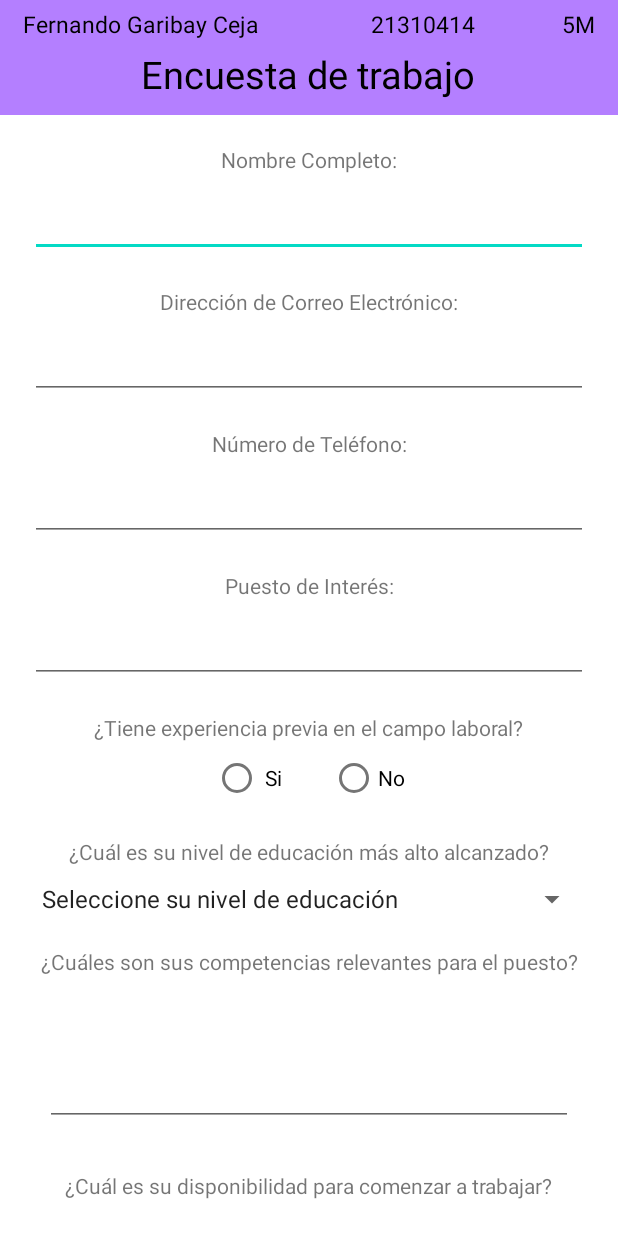
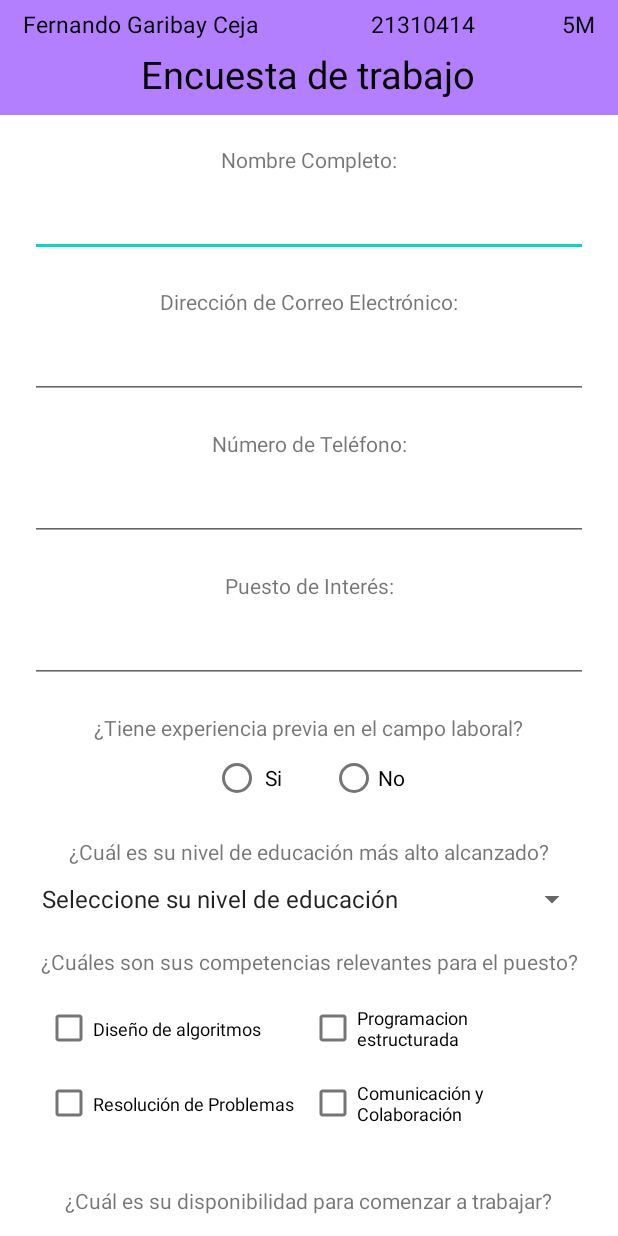
Before and after one commit to FernandoGaribay/ElementosVisuales, an Android app: the screen it shows after launch (MainActivity), on a phone screen of 412 x 824 dp. Run offline under Robolectric (Android 15) with nearby library versions, the phone set to English and light mode, and no system bars.

Commit message:
+ CheckBoxes

```diff
--- a/app/src/main/java/com/aristidevs/elementosvisualestarea/MainActivity.kt
+++ b/app/src/main/java/com/aristidevs/elementosvisualestarea/MainActivity.kt
@@ -8,6 +8,7 @@ import android.widget.AdapterView
 import android.widget.ArrayAdapter
 import android.widget.AutoCompleteTextView
 import android.widget.Button
+import android.widget.CheckBox
 import android.widget.EditText
 import android.widget.RadioButton
 import android.widget.Spinner
@@ -23,7 +24,10 @@ class MainActivity : AppCompatActivity() {
     private lateinit var puesto: AutoCompleteTextView
     private lateinit var radioSi: RadioButton
     private lateinit var radioNo: RadioButton
-    private lateinit var habilidades: EditText
+    private lateinit var algoritmos: CheckBox
+    private lateinit var estructurada: CheckBox
+    private lateinit var problemas: CheckBox
+    private lateinit var comunicacion: CheckBox
     private lateinit var disponibilidad: EditText
     private lateinit var notificaciones: ToggleButton
 
@@ -48,7 +52,10 @@ class MainActivity : AppCompatActivity() {
         puesto = findViewById(R.id.cpPuesto)
         radioSi = findViewById(R.id.radioOptionSi)
         radioNo = findViewById(R.id.radioOptionNo)
-        habilidades = findViewById(R.id.cpHabilidades)
+        algoritmos = findViewById(R.id.desAlgoritmos)
+        estructurada = findViewById(R.id.desEstructurada)
+        problemas = findViewById(R.id.desProblemas)
+        comunicacion = findViewById(R.id.desComunicacion)
         disponibilidad = findViewById(R.id.cpDisponibilidad)
         notificaciones = findViewById(R.id.toggleNotifi)
 
@@ -78,12 +85,17 @@ class MainActivity : AppCompatActivity() {
                     intent.putExtra("correo", correo.text.toString())
                     intent.putExtra("telefono", telefono.text.toString())
                     intent.putExtra("puesto", puesto.text.toString())
-                    intent.putExtra("habilidades", habilidades.text.toString())
                     intent.putExtra("disponibilidad", disponibilidad.text.toString())
                     intent.putExtra("radioSi", radioSi.isChecked)
                     intent.putExtra("radioNo", radioNo.isChecked)
                     intent.putExtra("notificaciones", notificaciones.isChecked)
-                    startActivity(intent)
+
+                    intent.putExtra("algoritmos", if (algoritmos.isChecked) algoritmos.text.toString() else "")
+                    intent.putExtra("estructurada", if (estructurada.isChecked) estructurada.text.toString() else "")
+                    intent.putExtra("problemas", if (problemas.isChecked) problemas.text.toString() else "")
+                    intent.putExtra("comunicacion", if (comunicacion.isChecked) comunicacion.text.toString() else "")
+
+                startActivity(intent)
             }
         }
     }
@@ -105,7 +117,6 @@ class MainActivity : AppCompatActivity() {
         spinnerEducacion.onItemSelectedListener = object : AdapterView.OnItemSelectedListener {
             override fun onItemSelected(parent: AdapterView<*>, view: View, position: Int, id: Long) {
                 val selectedItem = parent.getItemAtPosition(position).toString()
-
             }
 
             override fun onNothingSelected(parent: AdapterView<*>) {
@@ -115,11 +126,10 @@ class MainActivity : AppCompatActivity() {
     }
 
     fun camposVacios(): Boolean {
-        if (nombre.text.isBlank() ||
+        /*if (nombre.text.isBlank() ||
             correo.text.isBlank() ||
             telefono.text.isBlank() ||
             puesto.text.isBlank() ||
-            habilidades.text.isBlank() ||
             disponibilidad.text.isBlank()
         ) {
             return true
@@ -127,6 +137,10 @@ class MainActivity : AppCompatActivity() {
 
         if (!radioSi.isChecked && !radioNo.isChecked) {
             return true
+        }*/
+
+        if (!(algoritmos.isChecked || estructurada.isChecked || problemas.isChecked || comunicacion.isChecked)) {
+            return true
         }
 
         return false
--- a/app/src/main/res/layout/activity_main.xml
+++ b/app/src/main/res/layout/activity_main.xml
@@ -235,26 +235,79 @@
                 app:layout_constraintStart_toStartOf="parent"
                 app:layout_constraintTop_toBottomOf="@id/cpEducacion" />
 
-            <EditText android:id="@+id/cpHabilidades"
+            <LinearLayout
+                android:id="@+id/cpHabilidades"
                 android:layout_width="match_parent"
-                android:layout_height="90dp"
+                android:layout_height="wrap_content"
+                android:orientation="vertical"
                 android:layout_marginTop="10dp"
-                android:inputType="textMultiLine"
-                android:gravity="top|start"
-                android:lines="5"
-                android:scrollbars="vertical"
-                android:layout_margin="10dp"
-                app:layout_constraintTop_toBottomOf="@+id/lblHabilidades"
+                android:layout_marginStart="10dp"
+                android:layout_marginEnd="10dp"
+                android:layout_marginBottom="20dp"
+                app:layout_constraintTop_toBottomOf="@id/lblHabilidades"
                 app:layout_constraintStart_toStartOf="parent"
                 app:layout_constraintEnd_toEndOf="parent"
-                app:layout_constraintBottom_toTopOf="@+id/lblDisponibilidad"/>
+                app:layout_constraintBottom_toTopOf="@+id/lblDisponibilidad">
+
+                <LinearLayout
+                    android:layout_width="match_parent"
+                    android:layout_height="wrap_content"
+                    android:orientation="horizontal" >
+
+                    <CheckBox
+                        android:id="@+id/desAlgoritmos"
+                        android:text="Diseño de algoritmos"
+                        android:textSize="12sp"
+                        android:layout_width="0dp"
+                        android:layout_height="50dp"
+                        android:layout_weight="1"
+                        android:layout_gravity="center_vertical" />
+
+                    <CheckBox
+                        android:id="@+id/desEstructurada"
+                        android:text="Programacion estructurada"
+                        android:textSize="12sp"
+                        android:layout_width="0dp"
+                        android:layout_height="50dp"
+                        android:layout_weight="1"
+                        android:layout_gravity="center_vertical" />
+
+                </LinearLayout>
+
+                <LinearLayout
+                    android:layout_width="match_parent"
+                    android:layout_height="wrap_content"
+                    android:orientation="horizontal" >
+
+                    <CheckBox
+                        android:id="@+id/desProblemas"
+                        android:text="Resolución de Problemas"
+                        android:textSize="12sp"
+                        android:layout_width="0dp"
+                        android:layout_height="50dp"
+                        android:layout_weight="1"
+                        android:layout_gravity="center_vertical" />
+
+                    <CheckBox
+                        android:id="@+id/desComunicacion"
+                        android:text="Comunicación y Colaboración"
+                        android:textSize="12sp"
+                        android:layout_width="0dp"
+                        android:layout_height="50dp"
+                        android:layout_weight="1"
+                        android:layout_gravity="center_vertical" />
+
+                </LinearLayout>
+
+            </LinearLayout>
+
 
             <TextView
                 android:id="@+id/lblDisponibilidad"
                 android:layout_width="wrap_content"
                 android:layout_height="wrap_content"
                 android:text="@string/lblDisponibilidad"
-                android:layout_marginTop="20dp"
+                android:layout_marginTop="10dp"
                 app:layout_constraintBottom_toTopOf="@id/cpDisponibilidad"
                 app:layout_constraintEnd_toEndOf="parent"
                 app:layout_constraintStart_toStartOf="parent"
```
Also changed, not shown: app/src/main/java/com/aristidevs/elementosvisualestarea/FormMandado.kt (+14 -5 lines), app/src/main/res/layout/activity_form_mandado.xml (+27 -5 lines).
